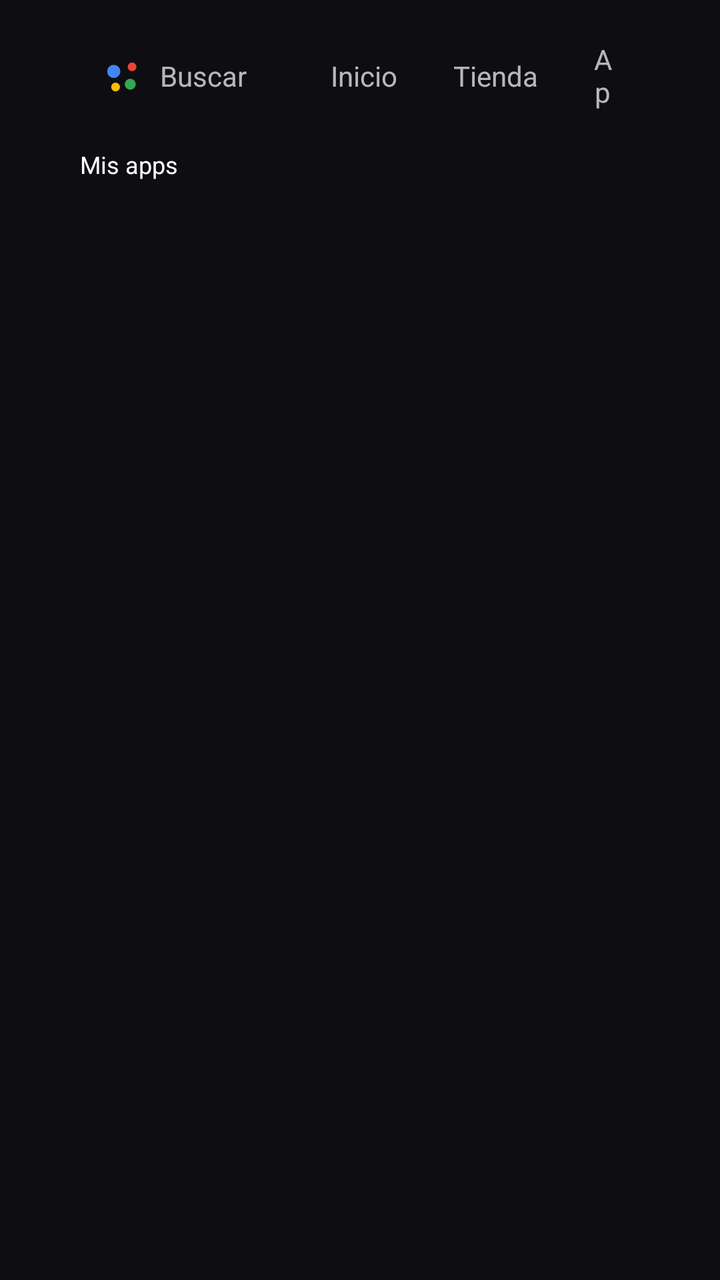
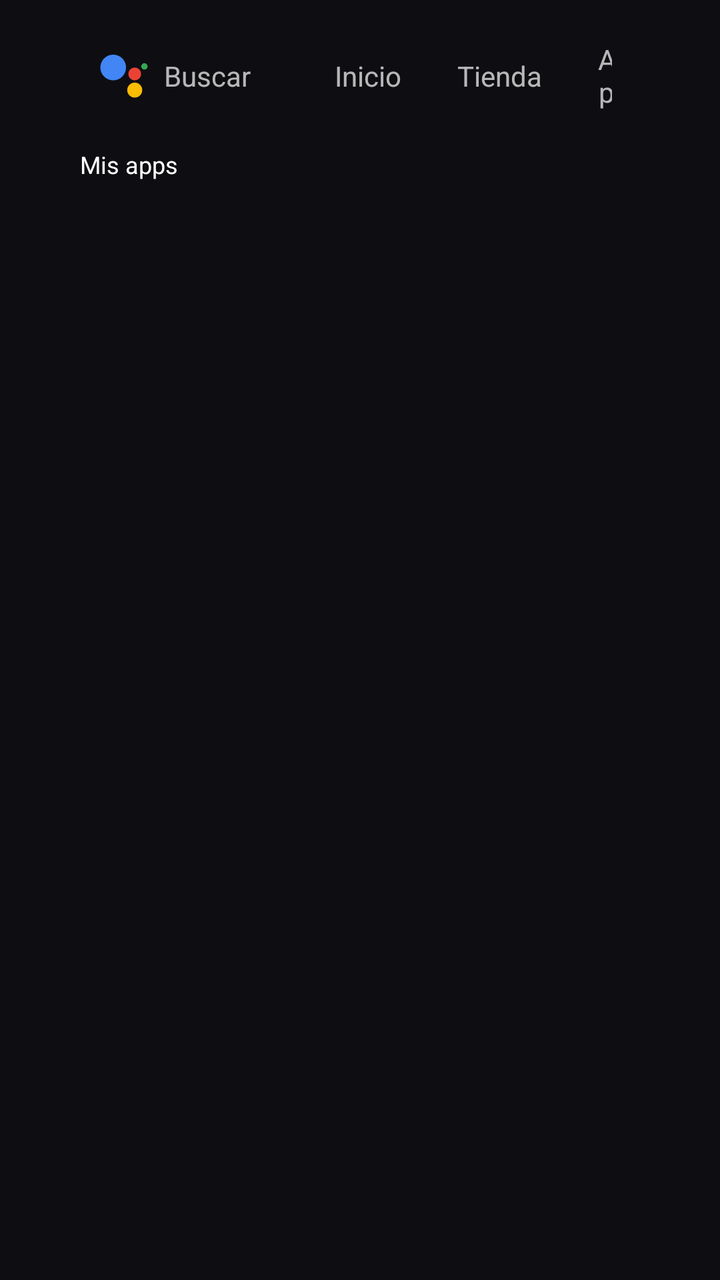

Compare the two renders of this Android layout. The source of the first and the diff that turns it into the second are given below.
<!-- AndroidManifest.xml: application theme Theme.LauncherTV -->
<!-- res/layout/activity_main.xml -->
<?xml version="1.0" encoding="utf-8"?>
<LinearLayout xmlns:android="http://schemas.android.com/apk/res/android"
    android:layout_width="match_parent"
    android:layout_height="match_parent"
    android:orientation="vertical"
    android:background="@color/bg_main"
    android:paddingStart="40dp"
    android:paddingEnd="40dp"
    android:paddingTop="16dp">

    
    <LinearLayout
        android:layout_width="match_parent"
        android:layout_height="44dp"
        android:orientation="horizontal"
        android:gravity="center_vertical">

        <LinearLayout
            android:id="@+id/search"
            android:layout_width="wrap_content"
            android:layout_height="36dp"
            android:gravity="center_vertical"
            android:paddingStart="10dp"
            android:paddingEnd="14dp"
            android:focusable="true"
            android:background="@drawable/pill_focus_bg">

            <ImageView
                android:id="@+id/assistantIcon"
                android:layout_width="22dp"
                android:layout_height="22dp"
                android:scaleType="fitCenter"
                android:src="@drawable/ic_assistant" />

            <TextView
                android:layout_width="wrap_content"
                android:layout_height="wrap_content"
                android:layout_marginStart="8dp"
                android:text="@string/search"
                android:textColor="@color/tab_text"
                android:textSize="14sp" />
        </LinearLayout>

        <TextView
            android:id="@+id/tabHome"
            style="@style/Tab"
            android:layout_marginStart="14dp"
            android:text="@string/tab_home" />

        <TextView
            android:id="@+id/tabShop"
            style="@style/Tab"
            android:text="@string/tab_shop" />

        <TextView
            android:id="@+id/tabApps"
            style="@style/Tab"
            android:text="@string/tab_apps" />

        <View
            android:layout_width="0dp"
            android:layout_height="1dp"
            android:layout_weight="1" />

        <ImageView
            android:id="@+id/iconNotifications"
            android:layout_width="36dp"
            android:layout_height="36dp"
            android:padding="8dp"
            android:focusable="true"
            android:background="@drawable/icon_focus_bg"
            android:src="@drawable/ic_bell" />

        <ImageView
            android:id="@+id/iconSettings"
            android:layout_width="36dp"
            android:layout_height="36dp"
            android:padding="8dp"
            android:focusable="true"
            android:background="@drawable/icon_focus_bg"
            android:src="@drawable/ic_settings" />

        <TextView
            android:id="@+id/profile"
            android:layout_width="30dp"
            android:layout_height="30dp"
            android:layout_marginStart="6dp"
            android:gravity="center"
            android:focusable="true"
            android:background="@drawable/profile_circle"
            android:text="@string/profile_letter"
            android:textColor="@color/text_primary"
            android:textSize="14sp" />

        <TextClock
            android:layout_width="wrap_content"
            android:layout_height="wrap_content"
            android:layout_marginStart="16dp"
            android:format12Hour="hh:mm"
            android:format24Hour="HH:mm"
            android:textColor="@color/text_primary"
            android:textSize="16sp" />
    </LinearLayout>

    
    <LinearLayout
        android:id="@+id/homeContent"
        android:layout_width="match_parent"
        android:layout_height="0dp"
        android:layout_weight="1"
        android:orientation="vertical">

        <TextView
            android:id="@+id/rowTitle"
            android:layout_width="wrap_content"
            android:layout_height="wrap_content"
            android:layout_marginTop="14dp"
            android:text="@string/home_apps"
            android:textColor="@color/text_primary"
            android:textSize="12sp" />

        <androidx.recyclerview.widget.RecyclerView
            android:id="@+id/appsRow"
            android:layout_width="match_parent"
            android:layout_height="76dp"
            android:layout_marginTop="2dp"
            android:clipToPadding="false"
            android:paddingStart="8dp"
            android:paddingTop="8dp"
            android:paddingBottom="8dp" />

        <TextView
            android:id="@+id/appName"
            android:layout_width="wrap_content"
            android:layout_height="16dp"
            android:textColor="@color/text_primary"
            android:textSize="11sp" />

        
        <ScrollView
            android:id="@+id/rowsScroll"
            android:layout_width="match_parent"
            android:layout_height="0dp"
            android:layout_weight="1"
            android:layout_marginTop="6dp"
            android:clipToPadding="false"
            android:scrollbars="none">

            <LinearLayout
                android:id="@+id/rowsContainer"
                android:layout_width="match_parent"
                android:layout_height="wrap_content"
                android:orientation="vertical" />
        </ScrollView>
    </LinearLayout>

    
    <LinearLayout
        android:id="@+id/panel"
        android:layout_width="match_parent"
        android:layout_height="0dp"
        android:layout_weight="1"
        android:orientation="vertical"
        android:paddingTop="18dp"
        android:visibility="gone">

        <TextView
            android:id="@+id/panelTitle"
            android:layout_width="wrap_content"
            android:layout_height="wrap_content"
            android:textColor="@color/text_primary"
            android:textSize="20sp"
            android:textStyle="bold" />

        <androidx.recyclerview.widget.RecyclerView
            android:id="@+id/panelList"
            android:layout_width="match_parent"
            android:layout_height="0dp"
            android:layout_weight="1"
            android:layout_marginTop="12dp"
            android:clipToPadding="false"
            android:paddingBottom="16dp" />
    </LinearLayout>
</LinearLayout>
<!-- resources referenced by this layout -->
<resources>
  <color name="bg_main">#0E0E12</color>
  <color name="text_primary">#FFFFFF</color>
  <!-- drawable ic_assistant (drawable) -->
  <?xml version="1.0" encoding="utf-8"?>
  <vector xmlns:android="http://schemas.android.com/apk/res/android"
      android:width="24dp" android:height="24dp"
      android:viewportWidth="24" android:viewportHeight="24">
      <path
          android:fillColor="#4285F4"
          android:pathData="M3.9,9.5a3.6,3.6 0,1 0,7.2,0a3.6,3.6 0,1 0,-7.2,0z" />
      <path
          android:fillColor="#EA4335"
          android:pathData="M15.1,7.0a2.4,2.4 0,1 0,4.8,0a2.4,2.4 0,1 0,-4.8,0z" />
      <path
          android:fillColor="#FBBC04"
          android:pathData="M6.1,18.0a2.4,2.4 0,1 0,4.8,0a2.4,2.4 0,1 0,-4.8,0z" />
      <path
          android:fillColor="#34A853"
          android:pathData="M13.5,16.5a3.0,3.0 0,1 0,6.0,0a3.0,3.0 0,1 0,-6.0,0z" />
  </vector>
  <!-- drawable ic_bell (drawable) -->
  <?xml version="1.0" encoding="utf-8"?>
  <vector xmlns:android="http://schemas.android.com/apk/res/android"
      android:width="24dp" android:height="24dp"
      android:viewportWidth="24" android:viewportHeight="24">
      <path
          android:fillColor="#FFFFFF"
          android:pathData="M12,22c1.1,0 2,-0.9 2,-2h-4c0,1.1 0.89,2 2,2zM18,16v-5c0,-3.07 -1.64,-5.64 -4.5,-6.32V4c0,-0.83 -0.67,-1.5 -1.5,-1.5s-1.5,0.67 -1.5,1.5v0.68C7.63,5.36 6,7.92 6,11v5l-2,2v1h16v-1l-2,-2z" />
  </vector>
  <!-- drawable icon_focus_bg (drawable) -->
  <?xml version="1.0" encoding="utf-8"?>
  <selector xmlns:android="http://schemas.android.com/apk/res/android">
      <item android:state_focused="true">
          <shape android:shape="oval">
              <solid android:color="#44FFFFFF" />
              <stroke android:width="2dp" android:color="@color/focus_border" />
          </shape>
      </item>
      <item>
          <shape android:shape="oval">
              <solid android:color="@android:color/transparent" />
          </shape>
      </item>
  </selector>
  <!-- drawable pill_focus_bg (drawable) -->
  <?xml version="1.0" encoding="utf-8"?>
  <selector xmlns:android="http://schemas.android.com/apk/res/android">
      <item android:state_focused="true">
          <shape>
              <solid android:color="#FFFFFF" />
              <corners android:radius="20dp" />
          </shape>
      </item>
      <item>
          <shape>
              <solid android:color="@android:color/transparent" />
              <corners android:radius="20dp" />
          </shape>
      </item>
  </selector>
  <!-- drawable profile_circle (drawable) -->
  <?xml version="1.0" encoding="utf-8"?>
  <selector xmlns:android="http://schemas.android.com/apk/res/android">
      <item android:state_focused="true">
          <shape android:shape="oval">
              <solid android:color="@color/profile" />
              <stroke android:width="3dp" android:color="@color/focus_border" />
          </shape>
      </item>
      <item>
          <shape android:shape="oval">
              <solid android:color="@color/profile" />
          </shape>
      </item>
  </selector>
  <string name="home_apps">Mis apps</string>
  <string name="profile_letter">G</string>
  <string name="search">Buscar</string>
  <string name="tab_apps">Apps</string>
  <string name="tab_home">Inicio</string>
  <string name="tab_shop">Tienda</string>
  <style name="Theme.LauncherTV" parent="Theme.AppCompat.NoActionBar">
          <item name="android:windowBackground">@color/bg_main</item>
          <item name="android:windowShowWallpaper">false</item>
      </style>
  <color name="focus_border">#FFFFFF</color>
  <color name="profile">#3B5BDB</color>
  <!-- unchanged entries left out for length: 2 -->
</resources>

<!-- the commit's change to res/layout/activity_main.xml (unified diff, before → after) -->
@@ -27,8 +27,8 @@
 
             <ImageView
                 android:id="@+id/assistantIcon"
-                android:layout_width="22dp"
-                android:layout_height="22dp"
+                android:layout_width="24dp"
+                android:layout_height="24dp"
                 android:scaleType="fitCenter"
                 android:src="@drawable/ic_assistant" />
 
<!-- resource entries referenced after the edit -->
@@ -6,19 +6,19 @@
   <?xml version="1.0" encoding="utf-8"?>
   <vector xmlns:android="http://schemas.android.com/apk/res/android"
       android:width="24dp" android:height="24dp"
-      android:viewportWidth="24" android:viewportHeight="24">
+      android:viewportWidth="720" android:viewportHeight="720">
       <path
           android:fillColor="#4285F4"
-          android:pathData="M3.9,9.5a3.6,3.6 0,1 0,7.2,0a3.6,3.6 0,1 0,-7.2,0z" />
+          android:pathData="M5.3,232.3a192.8,192.8 0,1 0,385.6,0a192.8,192.8 0,1 0,-385.6,0z" />
       <path
           android:fillColor="#EA4335"
-          android:pathData="M15.1,7.0a2.4,2.4 0,1 0,4.8,0a2.4,2.4 0,1 0,-4.8,0z" />
+          android:pathData="M424.7,329.2a96.2,96.2 0,1 0,192.4,0a96.2,96.2 0,1 0,-192.4,0z" />
       <path
           android:fillColor="#FBBC04"
-          android:pathData="M6.1,18.0a2.4,2.4 0,1 0,4.8,0a2.4,2.4 0,1 0,-4.8,0z" />
+          android:pathData="M408.4,571.3a112.6,112.6 0,1 0,225.2,0a112.6,112.6 0,1 0,-225.2,0z" />
       <path
           android:fillColor="#34A853"
-          android:pathData="M13.5,16.5a3.0,3.0 0,1 0,6.0,0a3.0,3.0 0,1 0,-6.0,0z" />
+          android:pathData="M618.3,216.2a47.9,47.9 0,1 0,95.8,0a47.9,47.9 0,1 0,-95.8,0z" />
   </vector>
   <!-- drawable ic_bell (drawable) -->
   <?xml version="1.0" encoding="utf-8"?>
